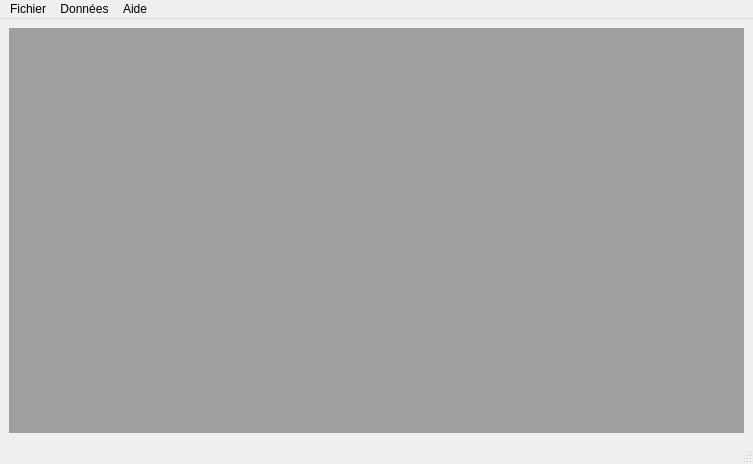
Qt form F_Principale.ui (lna44700/gexao51) before a commit.
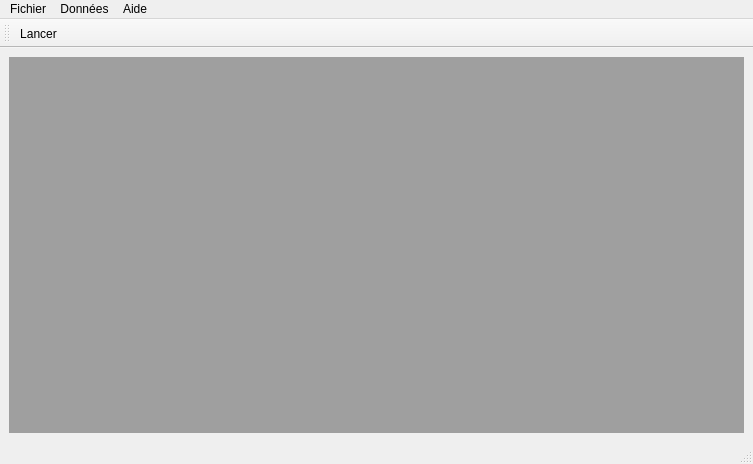
The same form after that commit.

The edit to the form file:
```diff
--- a/F_Principale.ui
+++ b/F_Principale.ui
@@ -57,7 +57,19 @@
    <addaction name="menuDonnees"/>
    <addaction name="menuAide"/>
   </widget>
-  <widget class="QStatusBar" name="statusbar"/>
+  <widget class="QStatusBar" name="statusBar"/>
+  <widget class="QToolBar" name="toolBar">
+   <property name="windowTitle">
+    <string>toolBar</string>
+   </property>
+   <attribute name="toolBarArea">
+    <enum>TopToolBarArea</enum>
+   </attribute>
+   <attribute name="toolBarBreak">
+    <bool>false</bool>
+   </attribute>
+   <addaction name="actionLancerTous"/>
+  </widget>
   <action name="actionOuvrir">
    <property name="text">
     <string>Ouvrir fichier de configuration</string>
@@ -108,6 +120,11 @@
     <string>À propos</string>
    </property>
   </action>
+  <action name="actionLancerTous">
+   <property name="text">
+    <string>Lancer</string>
+   </property>
+  </action>
  </widget>
  <resources/>
  <connections>
```
